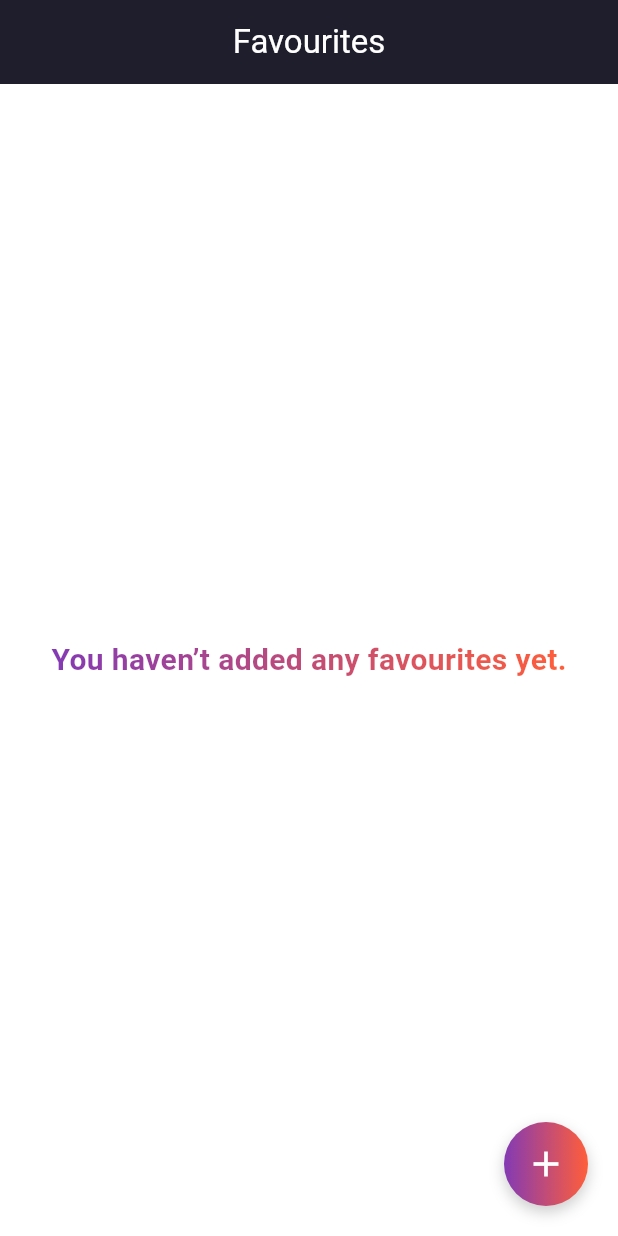
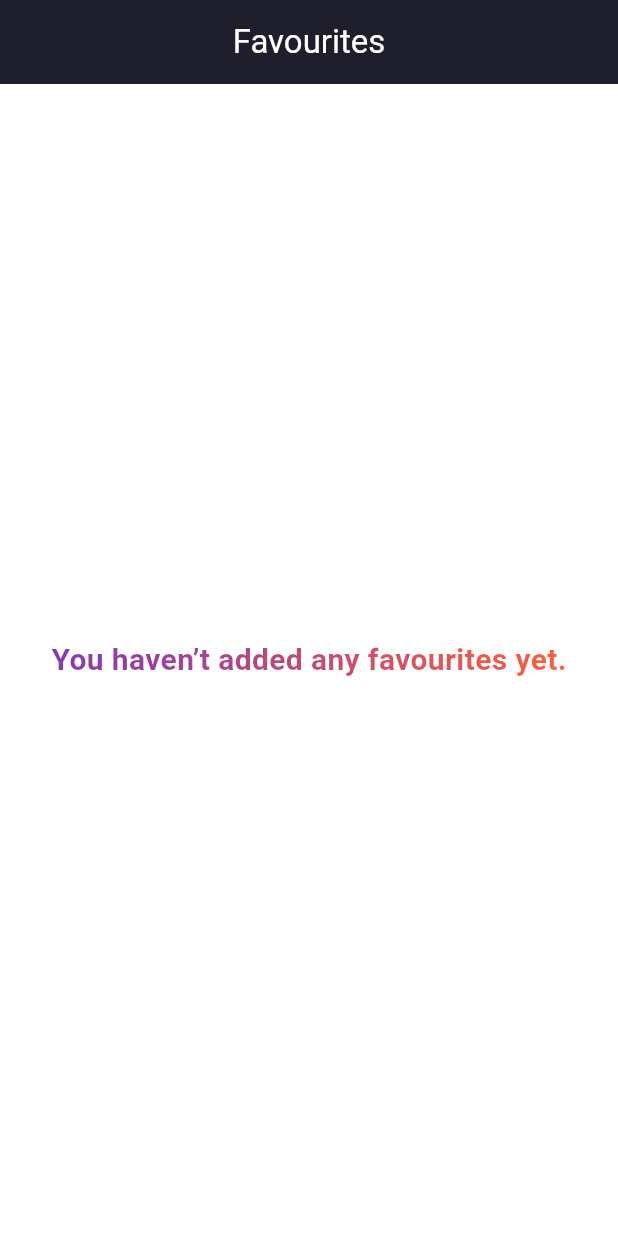
Before and after one commit to GMSDaniil/TURunner.Unimap_Frontend, a Flutter app: the FavouritesPage screen opened directly, on a phone screen of 412 x 824 dp. Run offline on Flutter 3.47's test engine with Material 3 defaults, Android fonts, the phone set to English and light mode, and no system bars; our stand-ins replace dartz, dio, flutter_bloc, flutter_map, get_it, latlong2 and 2 more; missing offline and left inert: flutter_polyline_points; accounts and stored records are empty; project files that could hold a hidden picture were left out.

Commit message:
feat: - implement favourites management and integrate with map and favourites pages - add search suggestions and improved search bar for map page, show live suggestions as user types in the search bar, filter markers and move map to selected suggestion

```diff
--- /dev/null
+++ b/lib/data/favourites_manager.dart
@@ -0,0 +1,21 @@
+import 'package:auth_app/data/models/pointer.dart';
+
+class FavouritesManager {
+  static final FavouritesManager _instance = FavouritesManager._internal();
+  factory FavouritesManager() => _instance;
+  FavouritesManager._internal();
+
+  final List<Pointer> _favourites = [];
+
+  List<Pointer> get favourites => List.unmodifiable(_favourites);
+
+  void add(Pointer pointer) {
+    if (!_favourites.any((p) => p.name == pointer.name)) {
+      _favourites.add(pointer);
+    }
+  }
+
+  void remove(Pointer pointer) {
+    _favourites.removeWhere((p) => p.name == pointer.name);
+  }
+}
--- a/lib/presentation/home/pages/favourites.dart
+++ b/lib/presentation/home/pages/favourites.dart
@@ -1,5 +1,6 @@
 import 'package:flutter/material.dart';
 import 'package:auth_app/core/configs/theme/app_theme.dart';
+import 'package:auth_app/data/favourites_manager.dart';
 
 class FavouritesPage extends StatefulWidget {
   const FavouritesPage({super.key});
@@ -9,13 +10,6 @@ class FavouritesPage extends StatefulWidget {
 }
 
 class _FavouritesPageState extends State<FavouritesPage> {
-  final List<String> _favorites = [];
-
-  void _addDummyFavorite() {
-    setState(() {
-      _favorites.add('Favorite Place #${_favorites.length + 1}');
-    });
-  }
 
   @override
   Widget build(BuildContext context) {
@@ -30,7 +24,7 @@ class _FavouritesPageState extends State<FavouritesPage> {
       ),
       body: Stack(
         children: [
-          _favorites.isEmpty
+          FavouritesManager().favourites.isEmpty
               ? Center(
                   child: ShaderMask(
                     shaderCallback: (bounds) => gradient.createShader(
@@ -47,27 +41,21 @@ class _FavouritesPageState extends State<FavouritesPage> {
                   ),
                 )
               : ListView.builder(
-                  itemCount: _favorites.length,
+                  itemCount: FavouritesManager().favourites.length,
                   itemBuilder: (context, index) {
+                    final pointer = FavouritesManager().favourites[index];
                     return Card(
                       elevation: 2,
-                      margin: const EdgeInsets.symmetric(
-                        horizontal: 16,
-                        vertical: 8,
-                      ),
+                      margin: const EdgeInsets.symmetric(horizontal: 16, vertical: 8),
                       child: ListTile(
-                        leading:
-                            const Icon(Icons.favorite, color: Colors.pink),
-                        title: Text(
-                          _favorites[index],
-                          style:
-                              const TextStyle(fontWeight: FontWeight.w600),
-                        ),
+                        leading: const Icon(Icons.favorite, color: Colors.pink),
+                        title: Text(pointer.name, style: const TextStyle(fontWeight: FontWeight.w600)),
+                        subtitle: Text(pointer.category),
                         trailing: IconButton(
                           icon: const Icon(Icons.delete_outline),
                           onPressed: () {
                             setState(() {
-                              _favorites.removeAt(index);
+                              FavouritesManager().remove(pointer);
                             });
                           },
                         ),
@@ -75,34 +63,6 @@ class _FavouritesPageState extends State<FavouritesPage> {
                     );
                   },
                 ),
-
-          // Floating "Add" button
-          Positioned(
-            bottom: 20,
-            right: 20,
-            child: GestureDetector(
-              onTap: _addDummyFavorite,
-              child: Container(
-                padding: const EdgeInsets.all(14),
-                decoration: BoxDecoration(
-                  shape: BoxShape.circle,
-                  gradient: gradient,
-                  boxShadow: [
-                    BoxShadow(
-                      color: Colors.black.withOpacity(0.2),
-                      offset: const Offset(0, 4),
-                      blurRadius: 8,
-                    ),
-                  ],
-                ),
-                child: const Icon(
-                  Icons.add,
-                  color: Colors.white,
-                  size: 28,
-                ),
-              ),
-            ),
-          ),
         ],
       ),
     );
```
Also changed, not shown: lib/presentation/home/pages/map.dart (+165 -35 lines).
